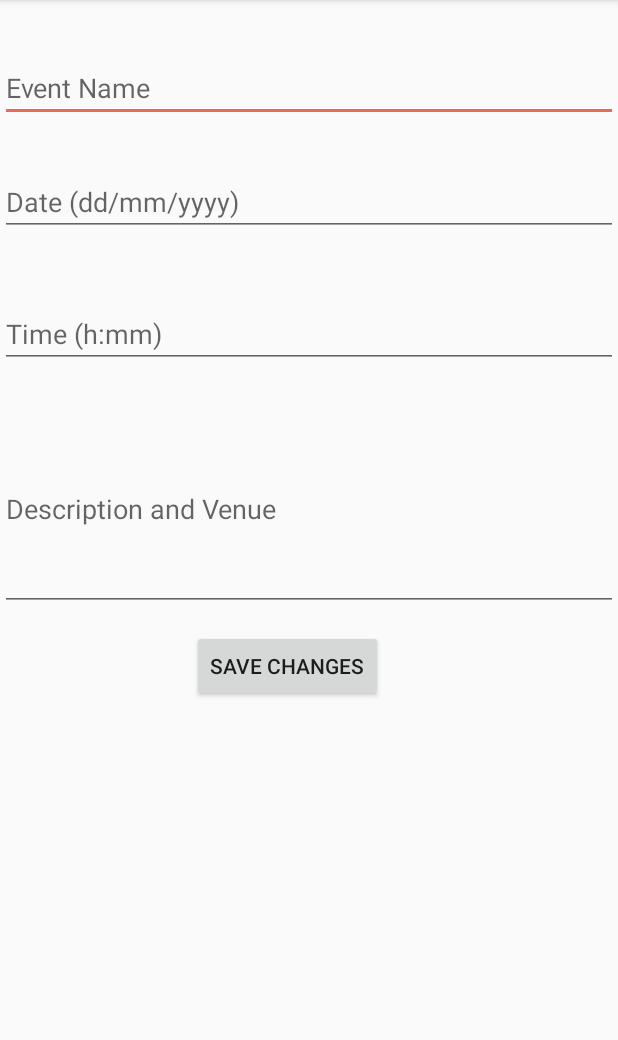
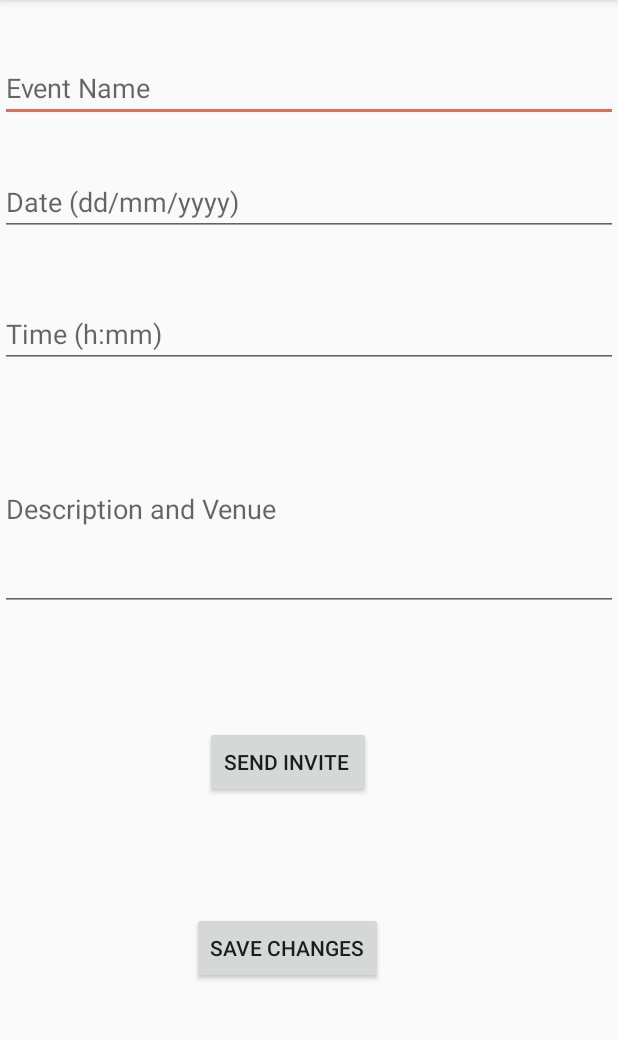
Before and after one commit to aksh555/Happenings, an Android app: the AddDeleteEditEvents screen opened directly, with no data from a screen before it, after a tap on "SAVE CHANGES", on a phone screen of 412 x 824 dp, the part 84-1124 px from its top. Run offline under Robolectric (Android 15) with nearby library versions, the phone set to English and light mode, and no system bars.

```diff
--- a/app/src/main/AndroidManifest.xml
+++ b/app/src/main/AndroidManifest.xml
@@ -6,7 +6,8 @@
     <uses-permission android:name="android.permission.GET_ACCOUNTS" />
     <uses-permission android:name="android.permission.READ_PROFILE" />
     <uses-permission android:name="android.permission.READ_CONTACTS" />
-
+    <uses-permission android:name="android.permission.READ_CALENDAR" />
+    <uses-permission android:name="android.permission.WRITE_CALENDAR" />
     <dist:module dist:instant="true" />
 
     <application
--- a/app/src/main/java/com/example/happenings/AddDeleteEditEvents.java
+++ b/app/src/main/java/com/example/happenings/AddDeleteEditEvents.java
@@ -2,8 +2,11 @@ package com.example.happenings;
 
 import androidx.appcompat.app.AppCompatActivity;
 
+import android.content.ContentValues;
 import android.content.Context;
+import android.content.Intent;
 import android.content.SharedPreferences;
+import android.net.Uri;
 import android.os.Bundle;
 import android.view.View;
 import android.widget.Button;
@@ -17,44 +20,55 @@ import java.util.Date;
 import java.util.Locale;
 
 public class AddDeleteEditEvents extends AppCompatActivity {
-EditText e1,e2,e3,e4;
-Button saver;
-String currentdatetime;
-SharedPreferences preference;
+    EditText e1, e2, e3, e4;
+    Button saver;
+    String currentdatetime, title, date, desc_venue;
+    SharedPreferences preference;
+
+
     @Override
     protected void onCreate(Bundle savedInstanceState) {
         super.onCreate(savedInstanceState);
         setContentView(R.layout.activity_add_delete_edit_events);
-        e1=findViewById(R.id.editText2);
-        e2=findViewById(R.id.editText3);
-        e3=findViewById(R.id.editText4);
-        e4=findViewById(R.id.editText5);
-        saver=findViewById(R.id.button4);
+        e1 = findViewById(R.id.editText2);
+        e2 = findViewById(R.id.editText3);
+        e3 = findViewById(R.id.editText4);
+        e4 = findViewById(R.id.editText5);
+        saver = findViewById(R.id.button4);
         saver.setOnClickListener(new View.OnClickListener() {
             @Override
             public void onClick(View v) {
                 preference = getSharedPreferences("pref", Context.MODE_PRIVATE);
                 SharedPreferences.Editor edit = preference.edit();
-                edit.putString("Event Name", e1.getText().toString());
-                edit.putString("Date", e2.getText().toString());
+                title = e1.getText().toString();
+                date = e2.getText().toString();
+                desc_venue = e4.getText().toString();
+                edit.putString("Event Name", title);
+                edit.putString("Date", date);
                 edit.putString("Time", e3.getText().toString());
-                edit.putString("Description and Venue", e4.getText().toString());
+                edit.putString("Description and Venue", desc_venue);
                 edit.apply();
-                Toast.makeText(getApplicationContext(),"Changes Saved",Toast.LENGTH_LONG).show();
+                Toast.makeText(getApplicationContext(), "Changes Saved", Toast.LENGTH_LONG).show();
             }
         });
 
+        Button button5= (Button) findViewById(R.id.button5);
+        button5.setOnClickListener(new View.OnClickListener() {
+            @Override
+            public void onClick(View v) {
 
+                Calendar calendarEvent = Calendar.getInstance();
+                Intent intent = new Intent(Intent.ACTION_EDIT);
+                intent.setType("vnd.android.cursor.item/event");
+                intent.putExtra("beginTime", calendarEvent.getTimeInMillis());
+                intent.putExtra("endTime", calendarEvent.getTimeInMillis() + 60 * 60 * 1000);
+                intent.putExtra("title", title);
+                intent.putExtra("allDay", false);
+                intent.putExtra("rule", "FREQ=YEARLY");
+                startActivity(intent);
 
-
-
-
-       /* currentdatetime= DateFormat.getDateTimeInstance().format(new Date());
-        Calendar calendar = Calendar.getInstance();
-        calendar.add(Calendar.DATE, 0);
-        DateFormat dateFormat = new SimpleDateFormat("yyyyMMdd", Locale.getDefault());
-        String yesterdayAsString = dateFormat.format(calendar.getTime());
-        Toast.makeText(getApplicationContext(),yesterdayAsString, Toast.LENGTH_LONG).show();*/
+            }
+        });
 
     }
 }
--- a/app/src/main/res/layout/activity_add_delete_edit_events.xml
+++ b/app/src/main/res/layout/activity_add_delete_edit_events.xml
@@ -56,10 +56,22 @@
         android:layout_width="wrap_content"
         android:layout_height="wrap_content"
         android:layout_marginStart="128dp"
-        android:layout_marginTop="420dp"
+        android:layout_marginTop="608dp"
         android:text="Save Changes"
         app:layout_constraintStart_toStartOf="parent"
         app:layout_constraintTop_toTopOf="parent" />
 
+    <Button
+        android:id="@+id/button5"
+        android:layout_width="wrap_content"
+        android:layout_height="wrap_content"
+        android:layout_marginTop="8dp"
+        android:layout_marginBottom="8dp"
+        android:text="SEND INVITE "
+        app:layout_constraintBottom_toTopOf="@+id/button4"
+        app:layout_constraintEnd_toEndOf="@+id/button4"
+        app:layout_constraintStart_toStartOf="@+id/button4"
+        app:layout_constraintTop_toBottomOf="@+id/editText5" />
+
 
 </androidx.constraintlayout.widget.ConstraintLayout>
--- a/build.gradle
+++ b/build.gradle
@@ -7,7 +7,7 @@ buildscript {
 
     }
     dependencies {
-        classpath 'com.android.tools.build:gradle:3.3.2'
+        classpath 'com.android.tools.build:gradle:3.4.0'
 
         // NOTE: Do not place your application dependencies here; they belong
         // in the individual module build.gradle files
```
Also changed, not shown: gradle/wrapper/gradle-wrapper.properties, 3 other files.
